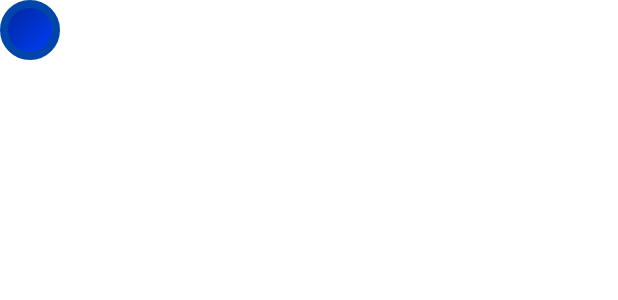
After one commit to Rolodophone/Paraula, an Android app: the layout level_button.xml on its own in the app's theme, with its tools: preview values and no code run, on a phone screen of 412 x 824 dp. The commit adds this screen. Shown: the top 300 px of the screen. Run offline under Robolectric (Android 15) with nearby library versions, the light colour scheme and no system bars.

Commit message:
working world with animated buttons

```diff
--- a/android-app/src/main/java/net/rolodophone/paraula/world/WorldFragment.kt
+++ b/android-app/src/main/java/net/rolodophone/paraula/world/WorldFragment.kt
@@ -1,11 +1,9 @@
 package net.rolodophone.paraula.world
 
 import android.os.Bundle
-import android.util.Log
 import android.view.LayoutInflater
 import android.view.View
 import android.view.ViewGroup
-import androidx.core.content.ContextCompat
 import androidx.databinding.DataBindingUtil
 import androidx.fragment.app.Fragment
 import androidx.navigation.fragment.findNavController
@@ -20,9 +18,6 @@ class WorldFragment : Fragment() {
         binding = DataBindingUtil.inflate(inflater, R.layout.world_fragment, container, false)
 
         binding.backButton.setOnClickListener { findNavController().navigateUp() }
-        binding.worldView.setImageDrawable(ContextCompat.getDrawable(requireContext(), R.drawable.world_background))
-
-        Log.i("WorldFragment","onCreateView called")
 
         return binding.root
     }
--- /dev/null
+++ b/android-app/src/main/res/drawable/ic_level_button.xml
@@ -0,0 +1,23 @@
+<?xml version="1.0" encoding="utf-8"?>
+<selector xmlns:android="http://schemas.android.com/apk/res/android" xmlns:aapt="http://schemas.android.com/aapt">
+
+    <item>
+        <aapt:attr name="android:drawable">
+
+            <shape android:shape="oval">
+
+                <gradient
+                    android:startColor="#FF002699"
+                    android:endColor="#FF0040FF"
+                    android:angle="315"/>
+
+                <stroke
+                    android:color="#ff0046aa"
+                    android:width="5dp"/>
+
+            </shape>
+
+        </aapt:attr>
+    </item>
+
+</selector>
--- /dev/null
+++ b/android-app/src/main/res/layout/level_button.xml
@@ -0,0 +1,8 @@
+<?xml version="1.0" encoding="utf-8"?>
+<androidx.appcompat.widget.AppCompatImageButton
+    xmlns:android="http://schemas.android.com/apk/res/android"
+    xmlns:app="http://schemas.android.com/apk/res-auto"
+    android:layout_width="40dp"
+    android:layout_height="40dp"
+    android:background="#00000000"
+    app:srcCompat="@drawable/ic_level_button" />
```
Also changed, not shown: android-app/src/main/java/net/rolodophone/paraula/util.kt (added, +7 -0 lines), android-app/src/main/java/net/rolodophone/paraula/world/Level.kt (added, +8 -0 lines), android-app/src/main/java/net/rolodophone/paraula/world/WorldLayout.kt (added, +87 -0 lines), android-app/src/main/res/drawable/ic_world_background.xml (added, +7 -0 lines), android-app/src/main/res/layout/learning_fragment.xml (+5 -3 lines), android-app/src/main/res/layout/world_fragment.xml (+15 -4 lines), android-app/src/main/res/drawable/world_background.png (deleted), 4 other files.
